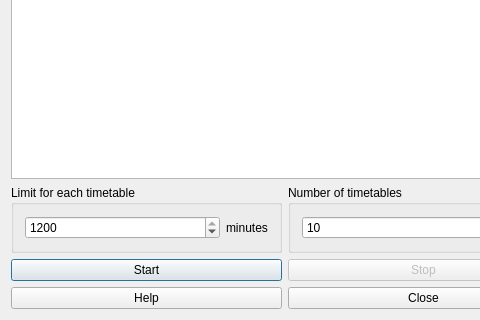
Above: fet/src/interface/timetablegeneratemultipleform_template.ui from vonmecheln/fet before the change; both pictures show x 0 to 480 and y 200 to 520 of the 570 by 520 pixel window. Below: the same form after it.
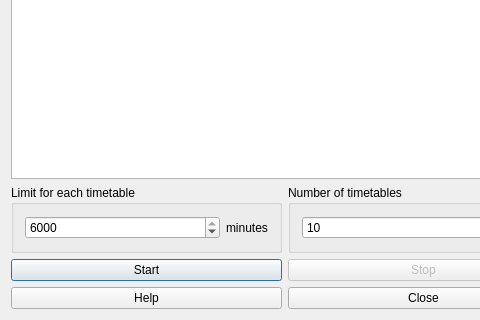
That is the form after the change.

Patch:
```diff
--- a/fet/src/interface/timetablegeneratemultipleform_template.ui
+++ b/fet/src/interface/timetablegeneratemultipleform_template.ui
@@ -45,10 +45,10 @@
            <number>1</number>
           </property>
           <property name="maximum">
-           <number>1200</number>
+           <number>6000</number>
           </property>
           <property name="value">
-           <number>1200</number>
+           <number>6000</number>
           </property>
          </widget>
         </item>
```
